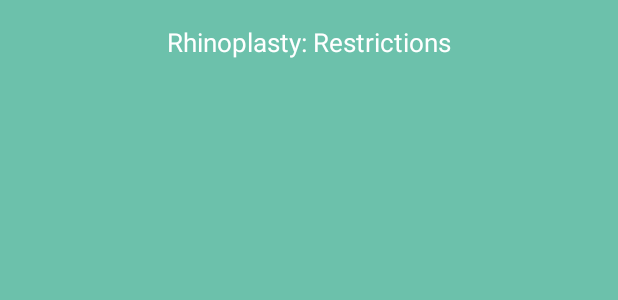
After one commit to HasMuh/PostOpGo, an Android app: the layout activity_rest_rhino.xml on its own in the app's theme, with its tools: preview values and no code run, on a phone screen of 412 x 824 dp. The commit adds this screen. Shown: the top 300 px of the screen. Run offline under Robolectric (Android 15) with nearby library versions, the phone set to English and light mode, and no system bars.

Commit message:
Added Restrictions window

```diff
--- a/app/src/main/java/com/example/postopgo/MainActivity.java
+++ b/app/src/main/java/com/example/postopgo/MainActivity.java
@@ -51,7 +51,8 @@ public class MainActivity extends AppCompatActivity {
 
     public void toRestrictions(View view)
     {
-
+        Intent intent = new Intent(this, RestRhino.class);
+        startActivity(intent);
     }
 
     public void toMeds(View view)
--- /dev/null
+++ b/app/src/main/res/layout/activity_rest_rhino.xml
@@ -0,0 +1,37 @@
+<?xml version="1.0" encoding="utf-8"?>
+<android.support.constraint.ConstraintLayout xmlns:android="http://schemas.android.com/apk/res/android"
+    xmlns:app="http://schemas.android.com/apk/res-auto"
+    xmlns:tools="http://schemas.android.com/tools"
+    android:layout_width="match_parent"
+    android:layout_height="match_parent"
+    android:background="@color/colorPrimary"
+    tools:context="com.example.postopgo.RestRhino">
+
+    <TextView
+        android:id="@+id/title"
+        android:layout_width="wrap_content"
+        android:layout_height="wrap_content"
+        android:layout_marginTop="16dp"
+        android:text="@string/rest_Rhino"
+        android:textColor="@android:color/white"
+        android:textSize="17sp"
+        app:layout_constraintLeft_toLeftOf="parent"
+        app:layout_constraintRight_toRightOf="parent"
+        app:layout_constraintTop_toTopOf="parent" />
+
+    <TextView
+        android:id="@+id/fillableRestRhino"
+        android:layout_width="match_parent"
+        android:layout_height="441dp"
+        android:fillViewport="true"
+        android:layout_marginTop="40dp"
+        android:maxLines="500"
+        android:scrollbars="vertical"
+        app:layout_constraintLeft_toLeftOf="parent"
+        app:layout_constraintRight_toRightOf="parent"
+        app:layout_constraintTop_toBottomOf="@+id/title"
+        tools:layout_constraintBottom_creator="1"
+        tools:layout_constraintLeft_creator="1"
+        tools:layout_constraintRight_creator="1" />
+
+</android.support.constraint.ConstraintLayout>
--- a/app/src/main/res/values/strings.xml
+++ b/app/src/main/res/values/strings.xml
@@ -11,4 +11,5 @@
     <string name="pwPrompt">Password</string>
     <string name="login">Login</string>
     <string name="rhino_DC">Rhinoplasty: Daily Care</string>
+    <string name="rest_Rhino">Rhinoplasty: Restrictions</string>
 </resources>
```
Also changed, not shown: app/src/main/AndroidManifest.xml (+7 -0 lines), app/src/main/java/com/example/postopgo/RestRhino.java (added, +36 -0 lines).
